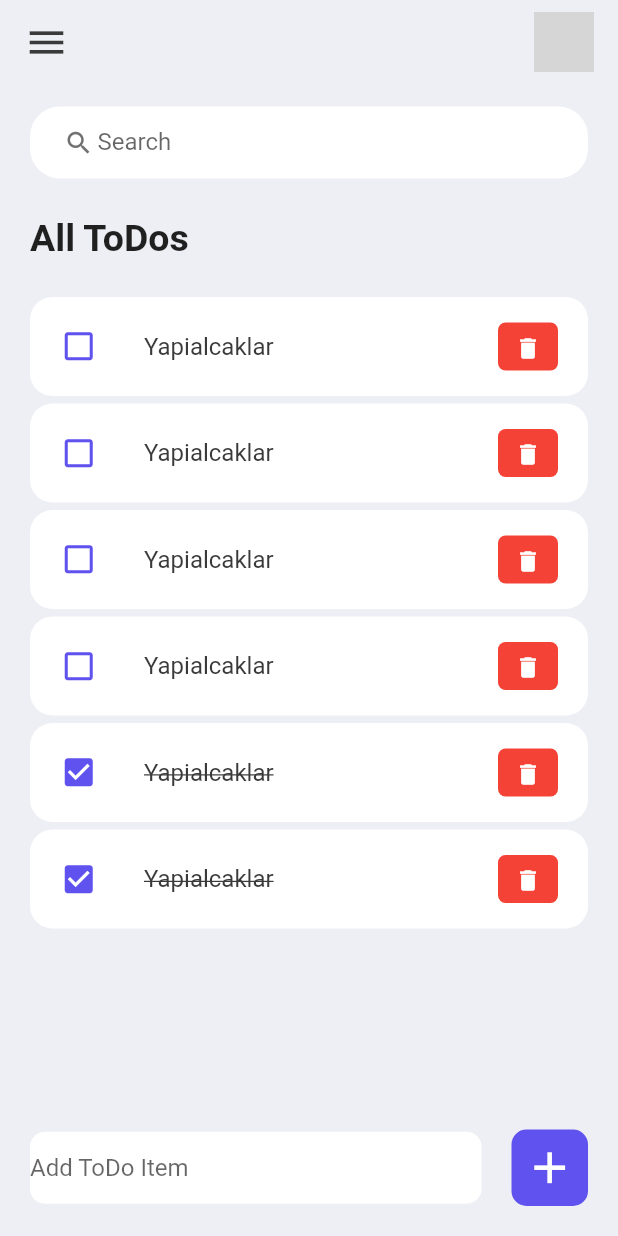
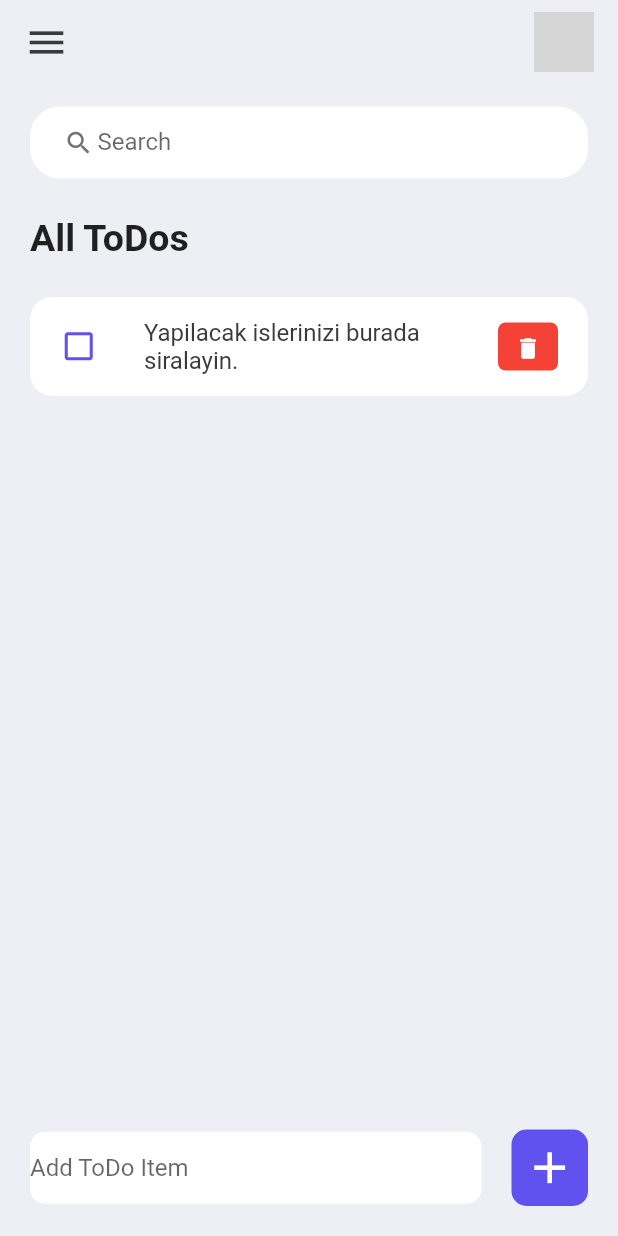
Before and after one commit to huseyinis/todo_app, a Flutter app: the screen it shows after launch, after a tap on the "add" icon, after a tap on the "check box outline blank" icon, after a tap on the "delete" icon, on a phone screen of 412 x 824 dp. Run offline on Flutter 3.47's test engine with Material 2 defaults, Android fonts, the phone set to English and light mode, and no system bars; our stand-ins replace hive_flutter; accounts and stored records are empty; grey boxes are pictures that could not be loaded.

Commit message:
database test

```diff
--- /dev/null
+++ b/lib/constants/database.dart
@@ -0,0 +1,24 @@
+import 'package:hive_flutter/hive_flutter.dart';
+import 'package:todo_app/model/todo.dart';
+
+class ToDoDataBase {
+  List<ToDo> dbToDoList = [];
+  //reference our box
+  final _myBox = Hive.box('myBox');
+
+//run this method if this is the 1st time  ever opening this app
+  void createInitialData() {
+    dbToDoList = [ToDo(id: '01', todoText: 'Yapilacak islerinizi burada siralayin.')];
+  }
+
+  //load the data from database
+  void loadData() {
+    dbToDoList = _myBox.get('TODOLIST');
+  }
+
+  //update the database
+
+  void updateDataBase() {
+    _myBox.put('TODOLIST', dbToDoList);
+  }
+}
--- a/lib/main.dart
+++ b/lib/main.dart
@@ -1,9 +1,16 @@
 import 'package:flutter/material.dart';
 import 'package:flutter/services.dart';
+import 'package:hive_flutter/hive_flutter.dart';
 import 'package:todo_app/constants/colors.dart';
 import './screens/home.dart';
 
-void main() {
+void main() async {
+//init the hive
+  await Hive.initFlutter();
+
+  //open a box
+  var box = await Hive.openBox('myBox');
+
   runApp(const MyApp());
 }
 
--- a/lib/model/todo.dart
+++ b/lib/model/todo.dart
@@ -4,13 +4,4 @@ class ToDo {
   bool isDone;
 
   ToDo({this.id, this.todoText, this.isDone = false});
-
-  static List<ToDo> todoList = [
-    ToDo(id: '01', todoText: 'Yapialcaklar', isDone: true),
-    ToDo(id: '02', todoText: 'Yapialcaklar', isDone: true),
-    ToDo(id: '03', todoText: 'Yapialcaklar'),
-    ToDo(id: '04', todoText: 'Yapialcaklar'),
-    ToDo(id: '05', todoText: 'Yapialcaklar'),
-    ToDo(id: '05', todoText: 'Yapialcaklar'),
-  ];
 }
--- a/lib/screens/home.dart
+++ b/lib/screens/home.dart
@@ -1,5 +1,8 @@
 import 'package:flutter/material.dart';
+import 'package:hive_flutter/hive_flutter.dart';
+
 import 'package:todo_app/constants/colors.dart';
+import 'package:todo_app/constants/database.dart';
 import 'package:todo_app/model/todo.dart';
 import 'package:todo_app/widgets/todo_item.dart';
 
@@ -11,14 +14,23 @@ class Home extends StatefulWidget {
 }
 
 class _HomeState extends State<Home> {
-  final List<ToDo> todosList = ToDo.todoList;
+//reference the hive box
+  final _myBox = Hive.box('myBox');
+  ToDoDataBase db = ToDoDataBase();
   final _todoController = TextEditingController();
 
   List<ToDo> _foundTodo = [];
 
   @override
   void initState() {
-    _foundTodo = todosList;
+    //if this is the 1st time ever opening the app, then create default data
+    if (_myBox.get('TODOLIST') == null) {
+      db.createInitialData();
+    } else {
+      //there already exist data
+      db.loadData();
+    }
+    _foundTodo = db.dbToDoList;
     super.initState();
   }
 
@@ -26,30 +38,35 @@ class _HomeState extends State<Home> {
     setState(() {
       todo.isDone = !todo.isDone;
     });
+    db.updateDataBase();
   }
 
   void _onDeleteItem(String id) {
     setState(() {
-      todosList.removeWhere((item) => item.id == id);
+      db.dbToDoList.removeWhere((item) => item.id == id);
     });
+    db.updateDataBase();
   }
 
   void _addTodoItem(String todo) {
     setState(() {
-      todosList.add(
+      db.dbToDoList.add(
         ToDo(id: DateTime.now().millisecondsSinceEpoch.toString(), todoText: todo),
       );
     });
+    db.updateDataBase();
+
     _todoController.clear();
   }
 
   void _runFilter(String enteredKeyword) {
     List<ToDo> result = [];
     if (enteredKeyword.isEmpty) {
-      result = todosList;
+      result = db.dbToDoList;
     } else {
-      result =
-          todosList.where((element) => element.todoText!.toLowerCase().contains(enteredKeyword.toLowerCase())).toList();
+      result = db.dbToDoList
+          .where((element) => element.todoText!.toLowerCase().contains(enteredKeyword.toLowerCase()))
+          .toList();
     }
 
     setState(() {
```
Also changed, not shown: pubspec.yaml (+6 -2 lines), pubspec.lock, 2 other files.
